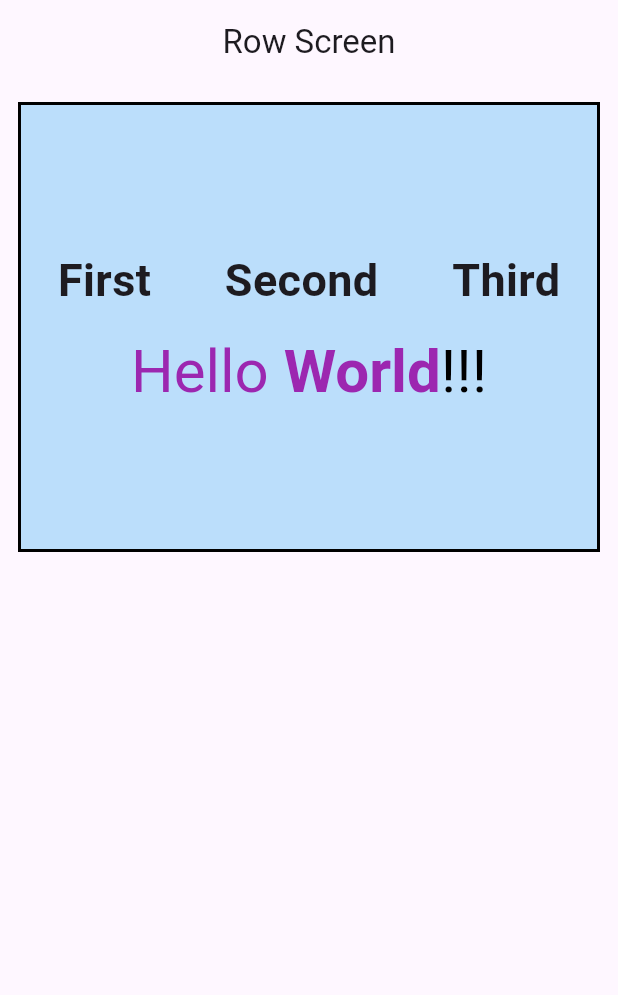
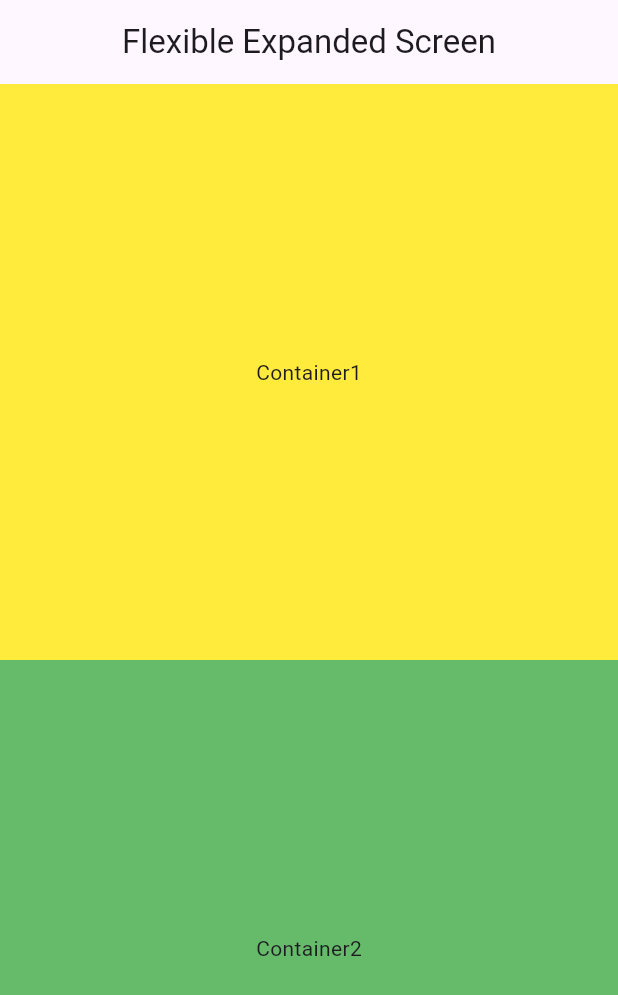
Before and after one commit to Garima-Shrestha/batch35a_flutter_project, a Flutter app: the screen it shows after launch, on a phone screen of 412 x 824 dp. Shown: the top 995 px of the screen. Run offline on Flutter 3.47's test engine with Material 3 defaults, Android fonts, the phone set to English and light mode, and no system bars.

Commit message:
Container, Images and Flexible Expanded Screen Done

```diff
--- a/lib/app.dart
+++ b/lib/app.dart
@@ -2,7 +2,10 @@
 import 'package:flutter/material.dart';
 import 'package:flutter_project/screens/arithmetic_screen.dart';
 import 'package:flutter_project/screens/column_screen.dart';
+import 'package:flutter_project/screens/container_screen.dart';
+import 'package:flutter_project/screens/flexible_expanded_screen.dart';
 import 'package:flutter_project/screens/flutter_layout_screen.dart';
+import 'package:flutter_project/screens/image_view_screen.dart';
 import 'package:flutter_project/screens/rich_text_screen.dart';
 import 'package:flutter_project/screens/row_screen.dart';
 import 'package:flutter_project/screens/si_screen.dart';
@@ -17,8 +20,11 @@ class App extends StatelessWidget {
         // home: SimpleInterest(),
         // home: RichTextScreen(),
       // home: FlutterLayoutScreen(),
-      home: RowScreen(),
+      // home: RowScreen(),
       // home: ColumnScreen(),
+      // home: ContainerScreen(),
+      // home: ImageViewScreen(),
+      home: FlexibleExpandedScreen(),
 
             debugShowCheckedModeBanner: false,    // debug banner hatauna
     );
--- /dev/null
+++ b/lib/screens/flexible_expanded_screen.dart
@@ -0,0 +1,51 @@
+import 'package:flutter/material.dart';
+
+class FlexibleExpandedScreen extends StatelessWidget {
+  const FlexibleExpandedScreen({super.key});
+
+  @override
+  Widget build(BuildContext context) {
+    return Scaffold(
+      appBar: AppBar(title: Text("Flexible Expanded Screen"), centerTitle: true),
+      body: Column(
+        children: [
+          Expanded(
+            child: GestureDetector(
+              onTap: () => print("I am container one"),   // This is a function, container1 ma one choti tap garyo bhanye "Run" ma "I am container one" print hunxa.
+              child: Container (
+                width: double.infinity,
+                color: Colors.yellow,
+                alignment: Alignment.center,
+                child: Text('Container1'),
+              ),
+            ),
+          ),
+          // Flexible(
+          //   // fit: FlexFit.loose,   // esle if space kaam xa bhanye teati mai adjust garxa. This fit is of Flexible
+          //   fit: FlexFit.tight,   // esle jati space baki xa teati linxa
+          //   child: Container(
+          //     width: double.infinity,
+          //     height: 300,
+          //     color: Colors.green[400],
+          //     child: Text('Container2'),
+          //   ),
+          // ),
+          Expanded(
+            child: GestureDetector(
+              onDoubleTap: () => print("I am container two"),   // This is a function, container2 ma two choti tap garyo bhanye "Run" ma "I am container two" print hunxa.
+              child: Container(
+                width: double.infinity,
+                color: Colors.green[400],
+                alignment: Alignment.center,
+                child: Text('Container2'),
+              ),
+            ),
+          ),
+        ],
+      ),
+    );
+  }
+}
+
+// Dubai Container ma expanded halyo bhanye dubai le equal space linxa, for both potrait and landscape screen.
+// Gesture is for when you tap the screen
--- a/pubspec.yaml
+++ b/pubspec.yaml
@@ -58,8 +58,9 @@ flutter:
   uses-material-design: true
 
   # To add assets to your application, add an assets section, like this:
-  # assets:
-  #   - images/a_dot_burr.jpeg
+  assets:
+     - assets/images/
+     - assets/icons/
   #   - images/a_dot_ham.jpeg
 
   # An image asset can refer to one or more resolution-specific "variants", see
```
Also changed, not shown: lib/screens/container_screen.dart (added, +33 -0 lines), lib/screens/image_view_screen.dart (added, +22 -0 lines), assets/images/image1.jpg (added), assets/images/image2.jpg (added).
